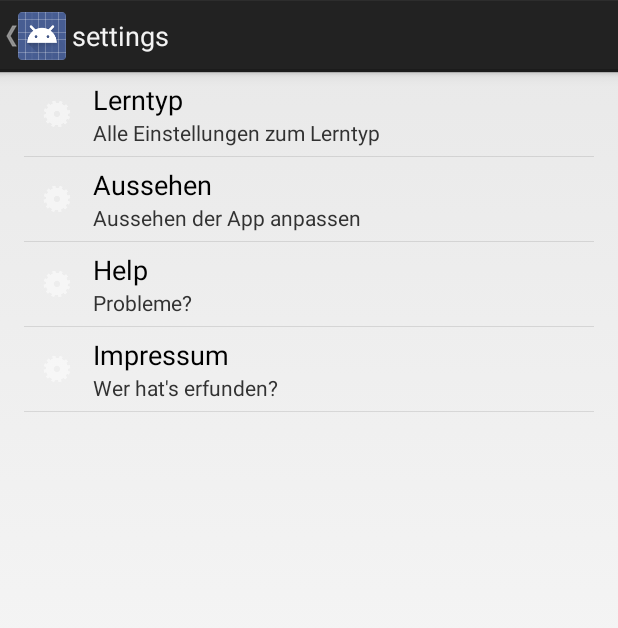
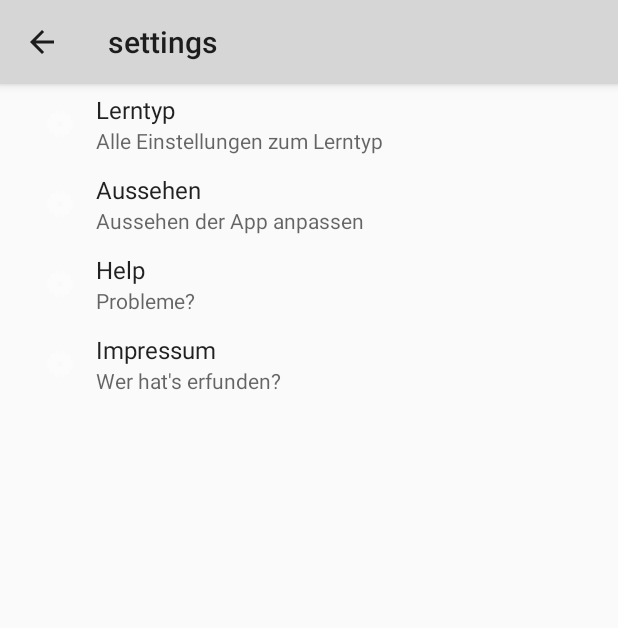
Before and after one commit to Seelenoede/Lernapp, an Android app: the screen it shows after launch (SettingsActivity), in the options menu, after a tap on "Settings", on a phone screen of 412 x 824 dp. Shown: the top 628 px of the screen. Run offline under Robolectric (Android 15) with nearby library versions, the phone set to English and light mode, and no system bars.

Commit message:
Improve settings and add possibility to view text files

```diff
--- a/Lernapp/build.gradle
+++ b/Lernapp/build.gradle
@@ -6,7 +6,7 @@ android {
 
     defaultConfig {
         applicationId "com.wab.lernapp"
-        minSdkVersion 21
+        minSdkVersion 15
         targetSdkVersion 22
     }
 
--- a/Lernapp/src/main/AndroidManifest.xml
+++ b/Lernapp/src/main/AndroidManifest.xml
@@ -17,18 +17,19 @@
         android:icon="@drawable/ic_launcher"
         android:label="@string/app_name"
         android:theme="@style/AppTheme" >
+
         <activity
             android:name=".MainActivity"
-            android:label="@string/app_name" >
+            android:label="@string/app_name">
             <intent-filter>
                 <action android:name="android.intent.action.MAIN" />
-
                 <category android:name="android.intent.category.LAUNCHER" />
             </intent-filter>
         </activity>
         <activity
             android:name=".SettingsActivity"
             android:label="@string/title_activity_settings"
+
             android:parentActivityName=".MainActivity" >
     <!-- intent-filter wird benötigt um Lerntyp-Test-Activity aufrufen zu können-->
             <intent-filter>
--- a/Lernapp/src/main/java/com/wab/lernapp/MainActivity.java
+++ b/Lernapp/src/main/java/com/wab/lernapp/MainActivity.java
@@ -5,10 +5,14 @@ import android.app.Fragment;
 import android.app.FragmentManager;
 import android.content.Context;
 import android.content.Intent;
+import android.content.SharedPreferences;
 import android.os.Bundle;
+import android.preference.PreferenceManager;
+import android.support.v4.app.FragmentActivity;
 import android.support.v7.app.ActionBarDrawerToggle;
 import android.support.v4.widget.DrawerLayout;
 import android.util.Log;
+import android.util.SparseArray;
 import android.view.Menu;
 import android.view.MenuItem;
 import android.view.View;
@@ -16,14 +20,9 @@ import android.widget.AdapterView;
 import android.widget.ListView;
 import android.widget.Toast;
 
-import java.text.SimpleDateFormat;
-import java.util.Date;
-import java.util.zip.Inflater;
-import java.util.zip.InflaterOutputStream;
+public class MainActivity extends FragmentActivity implements View.OnClickListener{
 
-public class MainActivity extends Activity  implements View.OnClickListener {
-
-    Activity activity;
+    static Activity activity;
     private String[] mNavigationDrawerItemTitles;
     private DrawerLayout mDrawerLayout;
     private ListView mDrawerList;
@@ -32,12 +31,24 @@ public class MainActivity extends Activity  implements View.OnClickListener {
     private CharSequence mTitle;
    // public static int currentColor;
     private Fragment fragment;
+    private int SETTINGS_REQUEST = 100;
+    private int SETTINGS_COLOR_CHANGED = 101;
+    private int SETTINGS_LEARNTYPE_CHANGED = 102;
+    public static final String KEY_PREF_SYNC_CONN = "pref_syncConnectionType";
 
 	@Override
 	protected void onCreate(Bundle savedInstanceState) {
 		super.onCreate(savedInstanceState);
-
-        ThemeUtils.onActivityCreateSetTheme(this);
+        if (savedInstanceState != null) {
+            return;
+        }
+        else
+        {
+            System.out.println("Es ist null");
+        }
+        System.out.println("in on create");
+        //setCurrentColor();
+        ThemeUtils.onActivityCreateSetTheme(this , getThemeNumber());
         activity = this;
 
         Variables.loadVars(activity.getApplicationContext());
@@ -87,9 +98,28 @@ public class MainActivity extends Activity  implements View.OnClickListener {
         getActionBar().setDisplayHomeAsUpEnabled(true);
         getActionBar().setHomeButtonEnabled(true);
 
-        findViewById(R.id.greenbutton).setOnClickListener(this);
+        //home-fragment als Startseite
+        fragment = new HomeFragment();
+        FragmentManager fragmentManager = getFragmentManager();
+        fragmentManager.beginTransaction().add(R.id.content_frame, fragment).commit();
+        setTitle("Home");
+	}
 
-        findViewById(R.id.purplebutton).setOnClickListener(this);
+    private int getThemeNumber() {
+        SharedPreferences SP = PreferenceManager.getDefaultSharedPreferences(getBaseContext());
+        String strFarbe = SP.getString("preference_appearance","@string/default_style_value");
+        if (strFarbe.equals("Grün"))
+        {
+            return ThemeUtils.GREEN;
+        }
+        else if (strFarbe.equals("Lila"))
+        {
+            return ThemeUtils.PURPLE;
+        }
+        else
+        {
+            return ThemeUtils.PURPLE;
+        }
     }
 
     @Override
@@ -104,7 +134,7 @@ public class MainActivity extends Activity  implements View.OnClickListener {
          int id = item.getItemId();
          if (id == R.id.action_settings) {
              Intent intent = new Intent(MainActivity.this, SettingsActivity.class);
-             startActivity(intent);
+             startActivityForResult(intent,SETTINGS_REQUEST);
              return true;
          }
          if (mDrawerToggle.onOptionsItemSelected(item)) {
@@ -121,7 +151,11 @@ public class MainActivity extends Activity  implements View.OnClickListener {
                  context = getApplicationContext();
                  text = "Suche wird nicht unterstützt!";
                  duration = Toast.LENGTH_SHORT;
-
+                 SharedPreferences SP = PreferenceManager.getDefaultSharedPreferences(getBaseContext());
+                 String strFarbe = SP.getString("preference_appearance","@string/default_style_value");
+                 toast = Toast.makeText(context, strFarbe, duration);
+                 toast.show();
+                 ThemeUtils.changeToTheme(this,ThemeUtils.PURPLE);
                  //currentColor = getResources().getColor(R.color.lightgreen);
                 // setCurrentColor();
                  return true;
@@ -141,7 +175,7 @@ public class MainActivity extends Activity  implements View.OnClickListener {
 
     @Override
     public void onClick(View v) {
-        switch (v.getId()){
+        /*switch (v.getId()){
             case R.id.greenbutton:
 
                ThemeUtils.changeToTheme(this, ThemeUtils.GREEN);
@@ -153,7 +187,7 @@ public class MainActivity extends Activity  implements View.OnClickListener {
                 ThemeUtils.changeToTheme(this, ThemeUtils.PURPLE);
 
                 break;
-    }
+    }*/
     }
 
     private class DrawerItemClickListener implements ListView.OnItemClickListener {
@@ -215,66 +249,65 @@ public class MainActivity extends Activity  implements View.OnClickListener {
     @Override
     protected void onActivityResult(int requestCode, int resultCode, Intent data)
     {
+        System.out.println("In on activity result");
         super.onActivityResult(requestCode, resultCode, data);
+        //Wenn von Settings Result erwartet
+        if (requestCode == SETTINGS_REQUEST) {
 
-        long endTime = System.nanoTime();
-        long delta = endTime - Variables.startTimeTmp;
-        long timeLearned = 0;
-        timeLearned += delta/1e9;
-        Variables.learnTime += timeLearned;
-        Variables.saveLearnTime();
-
-        int startDateM = Integer.parseInt(Variables.startDateTmp.substring(0,2));
-        int startDateS = Integer.parseInt(Variables.startDateTmp.substring(3));
-        SimpleDateFormat sdf = new SimpleDateFormat("HH");
-        int endDateH = Integer.parseInt(sdf.format(new Date()));
-
-        /**
-         * Check if closed in different hour (e.g. starts 09:00 and ends 11:00)
-         */
-        if(endDateH == Variables.startDateTmpH)
+            if (resultCode == SETTINGS_COLOR_CHANGED)
             {
-            Variables.learnTimes[endDateH] += timeLearned;
-            Variables.saveLearnTimes(endDateH);
+                setCurrentColor();
             }
-        else
+            else if (resultCode == SETTINGS_LEARNTYPE_CHANGED)
             {
-            long restM = timeLearned/60;
-            int timeDiff = 1;
-
-            Variables.learnTimes[Variables.startDateTmpH] += (60 - startDateM)*60 - startDateS;
-            Variables.saveLearnTimes(Variables.startDateTmpH);
-            restM = restM - 60 + startDateM;
-            timeLearned = timeLearned - (60-startDateM)*60 + startDateS;
-
-            while(restM != 0)
-            {
-                if(restM >= 60)
-                {
-                    Variables.learnTimes[Variables.startDateTmpH + timeDiff] += 60*60;
-                    Variables.saveLearnTimes(Variables.startDateTmpH + timeDiff);
-                    restM = restM - 60;
-                    timeLearned = timeLearned - 3600;
-                    timeDiff++;
-                }
-                else
-                {
-                    timeLearned = timeLearned - restM*60;
-                    Variables.learnTimes[Variables.startDateTmpH + timeDiff] += restM*60 + timeLearned;
-                    Variables.saveLearnTimes(Variables.startDateTmpH + timeDiff);
-                    restM = 0;
-                }
-            }
+                //Was auch immer passiert, wenn sich der Lerntyp ändert
             }
         }
 
-  /*  private void setCurrentColor(){
-        mDrawerList.setBackgroundColor(currentColor);
-        getActionBar().setBackgroundDrawable(new ColorDrawable(currentColor));
-        activity.findViewById(android.R.id.content).setBackgroundColor(currentColor);
-        if(fragment!=null)
+    }
+
+   private void setCurrentColor(){
+       ThemeUtils.changeToTheme(this,getThemeNumber());
+   }
+
+   /* protected void onSaveInstanceState(Bundle bundle)
     {
-            fragment.getView().setBackgroundColor(currentColor);
+        super.onSaveInstanceState(bundle);
+        System.out.println("on save instance");
     }
+
+    protected void onRestoreInstanceState(Bundle bundle)
+    {
+        super.onRestoreInstanceState(bundle);
+        System.out.println("on restore instance");
+    }
+    protected void onRestart()
+    {
+        super.onRestart();
+        System.out.println("on restart");
+    }
+    protected void onStart() {
+        super.onStart();
+        System.out.println("on start");
+    }
+    @Override
+    protected void onResume() {
+        super.onResume();
+        System.out.println("on resume");
+    }
+    @Override
+    protected void onPause() {
+        super.onPause();
+        System.out.println("on pause");
+    }
+    @Override
+    protected void onStop() {
+        super.onStop();
+        System.out.println("on stop");
+    }
+    @Override
+    protected void onDestroy() {
+        super.onDestroy();
+        System.out.println("on destroy");
     }*/
 }
--- a/Lernapp/src/main/java/com/wab/lernapp/SettingsActivity.java
+++ b/Lernapp/src/main/java/com/wab/lernapp/SettingsActivity.java
@@ -1,9 +1,15 @@
 package com.wab.lernapp;
 
+import android.app.Activity;
+import android.content.Context;
+import android.content.Intent;
+import android.content.SharedPreferences;
 import android.os.Bundle;
+import android.preference.Preference;
 import android.preference.PreferenceActivity;
 import android.preference.PreferenceFragment;
 import android.preference.PreferenceManager;
+import android.widget.Toast;
 
 import java.util.List;
 
@@ -11,14 +17,14 @@ import java.util.List;
  * Created by Alexander on 27.04.2015.
  */
 
-public class SettingsActivity extends PreferenceActivity {
-
-
+public class SettingsActivity extends PreferenceActivity implements SharedPreferences.OnSharedPreferenceChangeListener {
 
     /**
      * For security it is necessary to check if a Fragment build inside of a Activity is valid (comes with API 19)
      * Just returning "true" works, but it's not the idea this method.
      */
+    private int COLOR_CHANGED = 101;
+    private int LEARNTYPE_CHANGED = 102;
     @Override
     protected boolean isValidFragment(String SettingsActivity$PrefsFragDidacticType) {
         /**
@@ -37,8 +43,9 @@ public class SettingsActivity extends PreferenceActivity {
     */
     @Override
     protected void onCreate(Bundle savedInstanceState) {
+        ThemeUtils.onActivityCreateSetTheme(this,getThemeNumber());
         super.onCreate(savedInstanceState);
-
+        PreferenceManager.getDefaultSharedPreferences(this).registerOnSharedPreferenceChangeListener(this);
     }
     /**
      * Populate the activity with the top-level headers.
@@ -48,6 +55,24 @@ public class SettingsActivity extends PreferenceActivity {
     @Override
     public void onBuildHeaders(List<Header> target) {
         loadHeadersFromResource(R.xml.preference_headers, target);
+    }
+
+    @Override
+    public void onSharedPreferenceChanged(SharedPreferences sharedPreferences, String key) {
+        int duration;
+        Context context;
+        Toast toast;
+        duration = Toast.LENGTH_SHORT;
+        context = getApplicationContext();
+        toast = Toast.makeText(context, key , duration);
+        toast.show();
+        Intent returnIntent = new Intent();
+        System.out.println("In preference changed");
+        if (key.equals("preference_appearance"))
+        {
+            setCurrentColor(sharedPreferences);
+            setResult(COLOR_CHANGED, returnIntent);
+        }
     }
 
     /**
@@ -96,10 +121,39 @@ public class SettingsActivity extends PreferenceActivity {
             super.onCreate(savedInstanceState);
 
             //Set default values
-            PreferenceManager.setDefaultValues(getActivity(), R.xml.preference_appearance, false);
+           // PreferenceManager.setDefaultValues(getActivity(), R.xml.preference_appearance, true);
 
             // Load the preferences from an XML resource
             addPreferencesFromResource(R.xml.preference_appearance);
         }
     }
+
+    //zum einstellen des Themes abhängig von der Einstellung
+    private void setCurrentColor(SharedPreferences SP) {
+
+        String strFarbe = SP.getString("preference_appearance", "@string/default_style_value");
+        if (strFarbe.equals("Grün")) {
+            ThemeUtils.changeToTheme(this, ThemeUtils.GREEN);
+        } else if (strFarbe.equals("Lila")) {
+            ThemeUtils.changeToTheme(this, ThemeUtils.PURPLE);
+        }
+        //TODO: restliche Farben hinzufügen
+    }
+
+    private int getThemeNumber() {
+        SharedPreferences SP = PreferenceManager.getDefaultSharedPreferences(getBaseContext());
+        String strFarbe = SP.getString("preference_appearance","@string/default_style_value");
+        if (strFarbe.equals("Grün"))
+        {
+            return ThemeUtils.GREEN;
+        }
+        else if (strFarbe.equals("Lila"))
+        {
+            return ThemeUtils.PURPLE;
+        }
+        else
+        {
+            return ThemeUtils.PURPLE;
+        }
+    }
 }
--- a/Lernapp/src/main/java/com/wab/lernapp/ThemeUtils.java
+++ b/Lernapp/src/main/java/com/wab/lernapp/ThemeUtils.java
@@ -2,7 +2,10 @@ package com.wab.lernapp;
 
 import android.app.Activity;
 
+import android.content.Context;
 import android.content.Intent;
+import android.content.SharedPreferences;
+import android.preference.PreferenceManager;
 
 
 public class ThemeUtils
@@ -32,10 +35,9 @@ public class ThemeUtils
 
     }
 
-    public static void onActivityCreateSetTheme(Activity activity)
+    public static void onActivityCreateSetTheme(Activity activity,int theme)
 
     {
-
         switch (cTheme)
 
         {
@@ -57,4 +59,6 @@ public class ThemeUtils
 
     }
 
+
+
 }
--- a/Lernapp/src/main/java/com/wab/lernapp/Variables.java
+++ b/Lernapp/src/main/java/com/wab/lernapp/Variables.java
@@ -3,6 +3,8 @@ package com.wab.lernapp;
 import android.content.Context;
 import android.content.SharedPreferences;
 import android.util.Log;
+
+import java.io.File;
 
 /**
  * Created by Student on 28.04.2015.
@@ -31,6 +33,7 @@ public class Variables
     public static double averageGrade;
     public static double[] allGrades;
     public static int gradeCount;
+    public static File chosenFile;
 
     public static void loadVars(Context context)
     {
--- a/Lernapp/src/main/res/layout/fragment_lerntipps.xml
+++ b/Lernapp/src/main/res/layout/fragment_lerntipps.xml
@@ -1,5 +1,6 @@
 <?xml version="1.0" encoding="utf-8"?>
 <RelativeLayout xmlns:android="http://schemas.android.com/apk/res/android"
+    android:id="@+id/lerntipps_fragment"
     android:layout_width="match_parent"
     android:layout_height="match_parent" >
 
--- a/Lernapp/src/main/res/layout/listview_item_row.xml
+++ b/Lernapp/src/main/res/layout/listview_item_row.xml
@@ -23,6 +23,7 @@
         android:paddingRight="10dp"
         android:text="Folder name here."
         android:textAppearance="?android:attr/textAppearanceListItemSmall"
-        android:textColor="#ffffff" />
+        android:textColor="#ffffff"
+        />
 
 </RelativeLayout>
--- a/Lernapp/src/main/res/values/strings.xml
+++ b/Lernapp/src/main/res/values/strings.xml
@@ -42,11 +42,14 @@
 <!--Preferences for appearance-->
     <string name="appearance">Aussehen ändern</string>
     <string-array name="default_colors">
+        <item>Lila</item>
+        <item>Gelb</item>
         <item>Grün</item>
-        <item>Rosa</item>
-        <item>Gelb</item>
         <item>Blau</item>
     </string-array>
+    <string name="default_style_value">Lila</string>
 
+<!-- TODO: Remove or change this placeholder text -->
+    <string name="hello_blank_fragment">Hello blank fragment</string>
 
 </resources>
--- a/Lernapp/src/main/res/values/styles.xml
+++ b/Lernapp/src/main/res/values/styles.xml
@@ -4,12 +4,12 @@
         Base application theme, dependent on API level. This theme is replaced
         by AppBaseTheme from res/values-vXX/styles.xml on newer devices.
     -->
-    <style name="AppBaseTheme" parent="android:Theme.Light">
+    <style name="AppBaseTheme" parent="android:Theme.Material">
 
     </style>
 
     <!-- Application theme. -->
-    <style name="AppTheme" parent="AppBaseTheme">
+    <style name="AppTheme" parent="PurpleTheme">
         <!-- All customizations that are NOT specific to a particular API-level can go here. -->
     </style>
 
@@ -17,9 +17,12 @@
         <!-- Main theme colors -->
         <!--   your app branding color for the app bar -->
         <item name="android:colorPrimary">@color/purple</item>
+        <item name="android:colorPrimaryDark">@color/black</item>
         <!--   darker variant for the status bar and contextual app bars -->
         <!--   theme UI controls like checkboxes and text fields -->
         <item name="android:colorAccent">@color/lightgelb</item>
+        <item name="android:colorButtonNormal">@color/lightgelb</item>
+
         <!--item name="android:windowBackground">@color/darkgreen</item-->
     </style>
 
--- a/Lernapp/src/main/res/xml/preference_appearance.xml
+++ b/Lernapp/src/main/res/xml/preference_appearance.xml
@@ -7,6 +7,6 @@
         android:title="@string/appearance"
         android:entries="@array/default_colors"
         android:entryValues="@array/default_colors"
-        android:defaultValue="@array/default_colors"
+        android:defaultValue="@string/default_style_value"
         />
 </PreferenceScreen>
```
Also changed, not shown: Lernapp/src/main/java/com/wab/lernapp/HomeFragment.java (+11 -4 lines), Lernapp/src/main/java/com/wab/lernapp/TextViewFragment.java (added, +67 -0 lines), Lernapp/src/main/res/layout/activity_main.xml (+9 -39 lines), Lernapp/src/main/res/layout/fragment_textview.xml (added, +42 -0 lines), 3 other files. Lines whose indentation alone changed are shown as unchanged.
